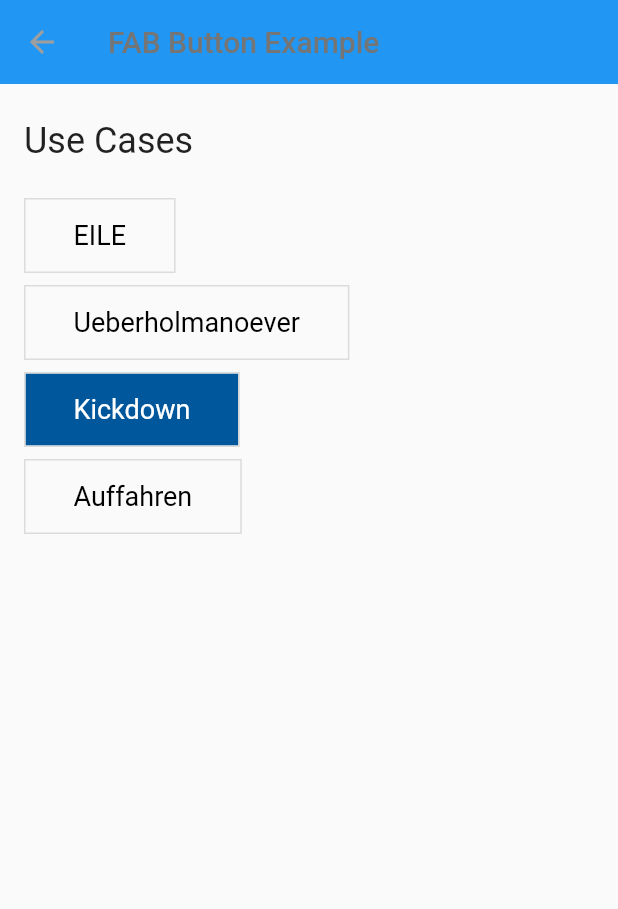
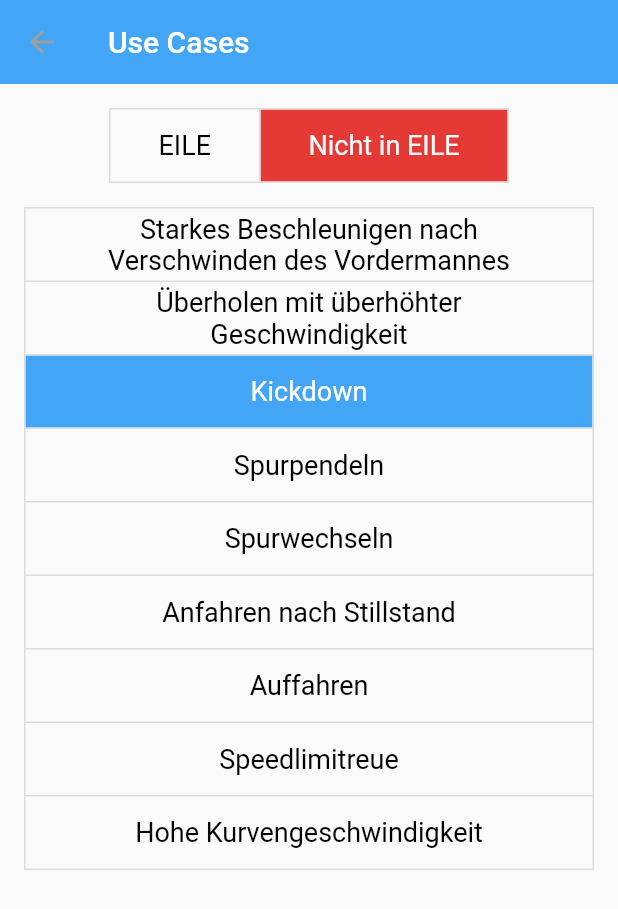
Before and after one commit to alexanderrichter99/speaking_bot_app, a Flutter app: the HomePage screen opened by its route, after a tap on "Kickdown", on a phone screen of 412 x 824 dp. Shown: the top 909 px of the screen. Run offline on Flutter 3.47's test engine with Material 2 defaults, Android fonts, the light colour scheme and no system bars; our stand-ins replace auto_size_text, flutter_bluetooth_serial.

Commit message:
Add UI changes to home

```diff
--- a/lib/pages/home.dart
+++ b/lib/pages/home.dart
@@ -5,6 +5,8 @@ import 'dart:convert';
 import 'package:flutter/material.dart';
 import 'package:provider/provider.dart';
 import 'package:speaking_bot_app/states/core_bluetooth_state.dart';
+import 'package:speaking_bot_app/widgets/toggle_button_eile.dart';
+import 'package:speaking_bot_app/widgets/toggle_buttons_maneuver.dart';
 
 class HomePage extends StatefulWidget {
   const HomePage({Key? key}) : super(key: key);
@@ -23,8 +25,9 @@ class _HomePageState extends State<HomePage> {
   Widget build(BuildContext context) {
     return Scaffold(
       appBar: AppBar(
-        title: Text("FAB Button Example"),
-        backgroundColor: Colors.blue,
+        title: Text("Use Cases",
+            style: TextStyle(fontSize: 20, color: Colors.white)),
+        backgroundColor: Colors.blue.shade400,
       ),
       body: Column(
         children: [
@@ -33,118 +36,10 @@ class _HomePageState extends State<HomePage> {
               padding: const EdgeInsets.all(16),
               child: Column(
                 crossAxisAlignment: CrossAxisAlignment.start,
-                children: [
-                  const SizedBox(height: 8),
-                  Text("Use Cases",
-                      style: Theme.of(context).textTheme.headline5),
-                  const SizedBox(height: 8),
-                  const SizedBox(height: 16),
-                  ToggleButtons(
-                      selectedColor: Colors.white,
-                      color: Colors.black,
-                      fillColor: Colors.red.shade300,
-                      children: const <Widget>[
-                        Padding(
-                          padding: EdgeInsets.symmetric(horizontal: 32),
-                          child: Text('EILE', style: TextStyle(fontSize: 18)),
-                        ),
-                        // Padding(
-                        //   padding: EdgeInsets.symmetric(horizontal: 12),
-                        //   child: Text('Nicht in Eile',
-                        //       style: TextStyle(fontSize: 18)),
-                        // ),
-                      ],
-                      onPressed: (int index) {
-                        DateTime time = DateTime.now();
-                        Provider.of<CoreBluetoothState>(context, listen: false)
-                            .currentConnection
-                            ?.output
-                            .add(ascii.encode(
-                                "Eile at ${time.hour}:${time.minute}:${time.second}!\n"));
-                        print("Eile");
-                        setState(() {
-                          isSelectedEile[index] = !isSelectedEile[index];
-                        });
-                      },
-                      isSelected: isSelectedEile),
-                  const SizedBox(height: 8),
-                  ToggleButtons(
-                      selectedColor: Colors.white,
-                      color: Colors.black,
-                      fillColor: Colors.lightBlue.shade900,
-                      children: const <Widget>[
-                        Padding(
-                          padding: EdgeInsets.symmetric(horizontal: 32),
-                          child: Text('Ueberholmanoever',
-                              style: TextStyle(fontSize: 18)),
-                        ),
-                      ],
-                      onPressed: (int index) {
-                        DateTime time = DateTime.now();
-                        Provider.of<CoreBluetoothState>(context, listen: false)
-                            .currentConnection
-                            ?.output
-                            .add(ascii.encode(
-                                "Ueberholmanoever at ${time.hour}:${time.minute}:${time.second}!\n"));
-                        print("Ueberholmanoever");
-                        setState(() {
-                          isSelectedUeberholen[index] =
-                              !isSelectedUeberholen[index];
-                        });
-                      },
-                      isSelected: isSelectedUeberholen),
-                  const SizedBox(height: 8),
-                  ToggleButtons(
-                      selectedColor: Colors.white,
-                      color: Colors.black,
-                      fillColor: Colors.lightBlue.shade900,
-                      children: const <Widget>[
-                        Padding(
-                          padding: EdgeInsets.symmetric(horizontal: 32),
-                          child:
-                              Text('Kickdown', style: TextStyle(fontSize: 18)),
-                        ),
-                      ],
-                      onPressed: (int index) {
-                        DateTime time = DateTime.now();
-                        Provider.of<CoreBluetoothState>(context, listen: false)
-                            .currentConnection
-                            ?.output
-                            .add(ascii.encode(
-                                "Kickdown at ${time.hour}:${time.minute}:${time.second}!\n"));
-                        print("Kickdown");
-                        setState(() {
-                          isSelectedKickdown[index] =
-                              !isSelectedKickdown[index];
-                        });
-                      },
-                      isSelected: isSelectedKickdown),
-                  const SizedBox(height: 8),
-                  ToggleButtons(
-                      selectedColor: Colors.white,
-                      color: Colors.black,
-                      fillColor: Colors.lightBlue.shade900,
-                      children: const <Widget>[
-                        Padding(
-                          padding: EdgeInsets.symmetric(horizontal: 32),
-                          child:
-                              Text('Auffahren', style: TextStyle(fontSize: 18)),
-                        ),
-                      ],
-                      onPressed: (int index) {
-                        DateTime time = DateTime.now();
-                        Provider.of<CoreBluetoothState>(context, listen: false)
-                            .currentConnection
-                            ?.output
-                            .add(ascii.encode(
-                                "Auffahren at ${time.hour}:${time.minute}:${time.second}!\n"));
-                        print("Auffahren");
-                        setState(() {
-                          isSelectedAuffahren[index] =
-                              !isSelectedAuffahren[index];
-                        });
-                      },
-                      isSelected: isSelectedAuffahren),
+                children: const [
+                  ToggleButtonEile(),
+                  SizedBox(height: 16),
+                  ToggleButtonManeuver(),
                 ],
               ),
             ),
--- a/lib/pages/tutorial.dart
+++ b/lib/pages/tutorial.dart
@@ -21,7 +21,7 @@ class _TutorialPageState extends State<TutorialPage> {
   @override
   void initState() {
     super.initState();
-    Timer.periodic(const Duration(seconds: 5), (Timer timer) {
+    Timer.periodic(const Duration(seconds: 10), (Timer timer) {
       if (_currentPage < 2) {
         _currentPage++;
       } else {
--- a/lib/states/core_bluetooth_state.dart
+++ b/lib/states/core_bluetooth_state.dart
@@ -34,6 +34,7 @@ class CoreBluetoothState extends ChangeNotifier {
   // Das bl zeug hängt so zusammen dass viele widgets gleichzeig gändert werden sollen
   // deshalb hält diese Provider auch viele States :)
   CoreBluetoothState() {
+    // ignore: avoid_print
     print("init bluetooth provider ....");
 
     // Das hier passiert nur einmal am anfang (then()) und dann nie wieder
--- a/lib/widgets/chat_view.dart
+++ b/lib/widgets/chat_view.dart
@@ -30,8 +30,9 @@ class ChatView extends StatelessWidget {
                   itemBuilder: (context, index) {
                     return Card(
                       child: ListTile(
-                          leading: Icon(
-                            Icons.directions_car,
+                          leading: SizedBox(
+                            height: double.infinity,
+                            child: Icon(Icons.directions_car),
                           ),
                           title: Text("Use Cases"),
                           subtitle: Text("zur Eilebestimmung"),
--- a/lib/widgets/discovery_page.dart
+++ b/lib/widgets/discovery_page.dart
@@ -56,9 +56,11 @@ class BluetoothDevicesDiscoveryPage extends StatelessWidget {
                               bluetoothEnabledState.devices[index].address;
                           return Card(
                             child: ListTile(
-                              leading: Icon(
-                                Icons.bluetooth,
-                              ),
+                              leading: SizedBox(
+                                  height: double.infinity,
+                                  child: Icon(
+                                    Icons.bluetooth,
+                                  )),
                               title: Text(deName),
                               subtitle: Text(deAddress),
                               trailing: IconButton(
--- a/lib/widgets/slide_dots.dart
+++ b/lib/widgets/slide_dots.dart
@@ -8,7 +8,7 @@ class SlideDots extends StatelessWidget {
   @override
   Widget build(BuildContext context) {
     return AnimatedContainer(
-      duration: const Duration(milliseconds: 150),
+      duration: const Duration(milliseconds: 350),
       margin: const EdgeInsets.symmetric(horizontal: 10),
       height: isActive ? 12 : 8,
       width: isActive ? 12 : 8,
--- /dev/null
+++ b/lib/widgets/toggle_button_eile.dart
@@ -0,0 +1,55 @@
+import 'dart:convert';
+
+import 'package:flutter/material.dart';
+import 'package:provider/provider.dart';
+
+import '../states/core_bluetooth_state.dart';
+
+class ToggleButtonEile extends StatefulWidget {
+  const ToggleButtonEile({Key? key}) : super(key: key);
+
+  @override
+  _ToggleButtonEileState createState() => _ToggleButtonEileState();
+}
+
+class _ToggleButtonEileState extends State<ToggleButtonEile> {
+  List<bool> isSelected = [false, true];
+
+  @override
+  Widget build(BuildContext context) => Center(
+        child: ToggleButtons(
+          isSelected: isSelected,
+          selectedColor: Colors.white,
+          color: Colors.black,
+          fillColor: Colors.red.shade600,
+          children: const <Widget>[
+            Padding(
+              padding: EdgeInsets.symmetric(horizontal: 32),
+              child: Text('EILE', style: TextStyle(fontSize: 18)),
+            ),
+            Padding(
+              padding: EdgeInsets.symmetric(horizontal: 32),
+              child: Text('Nicht in EILE', style: TextStyle(fontSize: 18)),
+            ),
+          ],
+          onPressed: (int newIndex) {
+            setState(() {
+              for (int index = 0; index < isSelected.length; index++) {
+                if (index == newIndex) {
+                  isSelected[index] = true;
+                } else {
+                  isSelected[index] = false;
+                }
+              }
+            });
+
+            DateTime time = DateTime.now();
+            Provider.of<CoreBluetoothState>(context, listen: false)
+                .currentConnection
+                ?.output
+                .add(ascii.encode(
+                    "${newIndex == 0 ? "" : "Nicht in "} Eile at ${time.hour}:${time.minute}:${time.second}!\n"));
+          },
+        ),
+      );
+}
--- /dev/null
+++ b/lib/widgets/toggle_buttons_maneuver.dart
@@ -0,0 +1,130 @@
+// ignore_for_file: avoid_print
+
+import 'dart:convert';
+
+import 'package:flutter/material.dart';
+import 'package:provider/provider.dart';
+
+import '../states/core_bluetooth_state.dart';
+
+class ToggleButtonManeuver extends StatefulWidget {
+  const ToggleButtonManeuver({Key? key}) : super(key: key);
+
+  @override
+  _ToggleButtonManeuverState createState() => _ToggleButtonManeuverState();
+}
+
+class _ToggleButtonManeuverState extends State<ToggleButtonManeuver> {
+  List<bool> isSelected = [
+    false,
+    false,
+    false,
+    false,
+    false,
+    false,
+    false,
+    false,
+    false
+  ];
+
+  @override
+  Widget build(BuildContext context) => Center(
+        child: ToggleButtons(
+          direction: Axis.vertical,
+          isSelected: isSelected,
+          selectedColor: Colors.white,
+          color: Colors.black,
+          fillColor: Colors.blue.shade400,
+          children: const <Widget>[
+            Padding(
+              padding: EdgeInsets.symmetric(horizontal: 32),
+              child: Text(
+                  'Starkes Beschleunigen nach Verschwinden des Vordermannes',
+                  style: TextStyle(fontSize: 18),
+                  textAlign: TextAlign.center),
+            ),
+            Padding(
+              padding: EdgeInsets.symmetric(horizontal: 32),
+              child: Text('Überholen mit überhöhter Geschwindigkeit',
+                  style: TextStyle(fontSize: 18), textAlign: TextAlign.center),
+            ),
+            Padding(
+              padding: EdgeInsets.symmetric(horizontal: 32),
+              child: Text('Kickdown',
+                  style: TextStyle(fontSize: 18), textAlign: TextAlign.center),
+            ),
+            Padding(
+              padding: EdgeInsets.symmetric(horizontal: 32),
+              child: Text('Spurpendeln',
+                  style: TextStyle(fontSize: 18), textAlign: TextAlign.center),
+            ),
+            Padding(
+              padding: EdgeInsets.symmetric(horizontal: 32),
+              child: Text('Spurwechseln',
+                  style: TextStyle(fontSize: 18), textAlign: TextAlign.center),
+            ),
+            Padding(
+              padding: EdgeInsets.symmetric(horizontal: 32),
+              child: Text('Anfahren nach Stillstand',
+                  style: TextStyle(fontSize: 18), textAlign: TextAlign.center),
+            ),
+            Padding(
+              padding: EdgeInsets.symmetric(horizontal: 32),
+              child: Text('Auffahren',
+                  style: TextStyle(fontSize: 18), textAlign: TextAlign.center),
+            ),
+            Padding(
+              padding: EdgeInsets.symmetric(horizontal: 32),
+              child: Text('Speedlimitreue',
+                  style: TextStyle(fontSize: 18), textAlign: TextAlign.center),
+            ),
+            Padding(
+              padding: EdgeInsets.symmetric(horizontal: 32),
+              child: Text('Hohe Kurvengeschwindigkeit',
+                  style: TextStyle(fontSize: 18), textAlign: TextAlign.center),
+            ),
+          ],
+          onPressed: (int newIndex) {
+            setState(() {
+              for (int index = 0; index < isSelected.length; index++) {
+                if (index == newIndex) {
+                  isSelected[index] = !isSelected[index];
+                } else {
+                  isSelected[index] = false;
+                }
+              }
+            });
+            String maneuver = "";
+
+            if (newIndex == 0) {
+              maneuver =
+                  "Starkes Beschleunigen nach Verschwinden des Vordermannes";
+            } else if (newIndex == 1) {
+              maneuver = "Ueberholen mit ueberhoehter Geschwindigkeit";
+            } else if (newIndex == 2) {
+              maneuver = "Kickdown";
+            } else if (newIndex == 3) {
+              maneuver = "Spurpendeln";
+            } else if (newIndex == 4) {
+              maneuver = "Spurwechseln";
+            } else if (newIndex == 5) {
+              maneuver = "Anfahren nach Stillstand";
+            } else if (newIndex == 6) {
+              maneuver = "Auffahren";
+            } else if (newIndex == 7) {
+              maneuver = "Speedlimitreue";
+            } else if (newIndex == 8) {
+              maneuver = "Hohe Kurvengeschwindigkeit";
+            }
+
+            DateTime time = DateTime.now();
+            Provider.of<CoreBluetoothState>(context, listen: false)
+                .currentConnection
+                ?.output
+                .add(ascii.encode(
+                    "$maneuver at ${time.hour}:${time.minute}:${time.second}!\n"));
+            print(maneuver);
+          },
+        ),
+      );
+}
```
